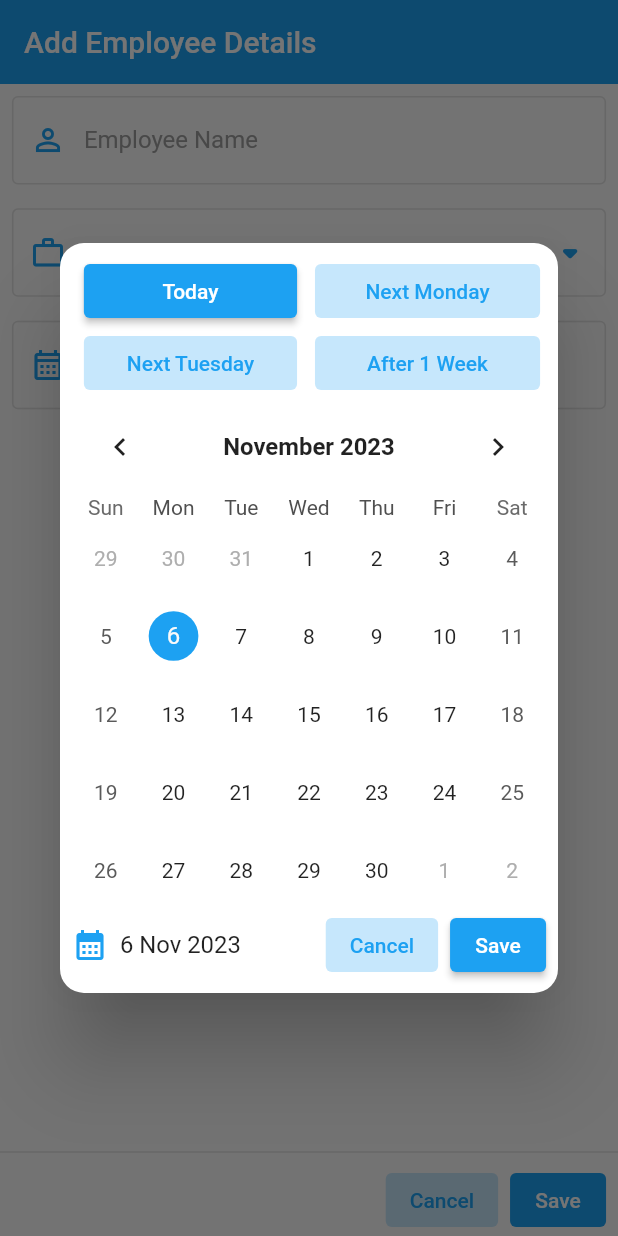
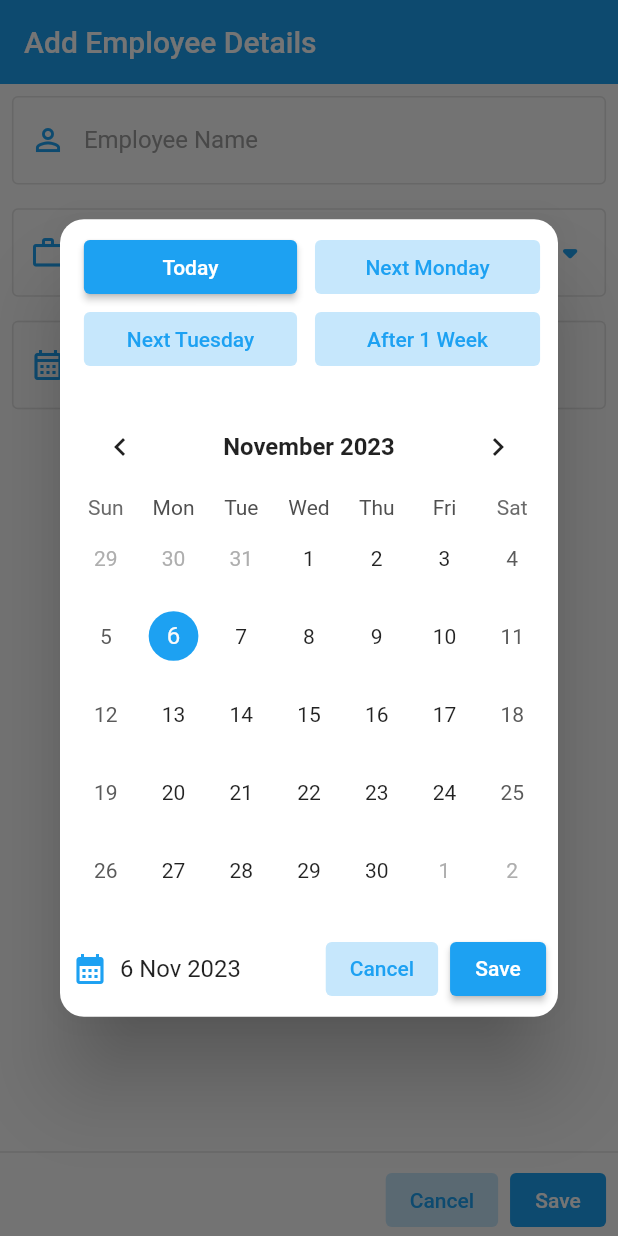
Before and after one commit to jonathanjohn47/assignment_realtime_innovations, a Flutter app: the AddEmployeeDetailsScreen screen opened directly, after a tap on "No Date", on a phone screen of 412 x 824 dp. Run offline on Flutter 3.47's test engine with Material 2 defaults, Android fonts, the phone set to English and light mode, and no system bars; drawn by our look-alikes of table_calendar; our stand-ins replace flutter_sizer, get, hive; accounts and stored records are empty.

Commit message:
UI Correction

```diff
--- a/lib/widgets/custom_date_picker.dart
+++ b/lib/widgets/custom_date_picker.dart
@@ -22,14 +22,14 @@ class CustomDatePicker extends StatelessWidget {
   Widget build(BuildContext context) {
     return Padding(
       padding: EdgeInsets.all(8.0.dp),
-      child: Wrap(
+      child: Column(
+        mainAxisSize: MainAxisSize.min,
         children: [
           !noDateOption
               ? Table(
                   children: [
                     TableRow(children: [
-                      Expanded(
-                          child: Padding(
+                      Padding(
                         padding: EdgeInsets.symmetric(horizontal: 8.0.dp),
                         child: Obx(() {
                           return ElevatedButton(
@@ -48,9 +48,8 @@ class CustomDatePicker extends StatelessWidget {
                               },
                               child: const Text('Today'));
                         }),
-                      )),
-                      Expanded(
-                          child: Padding(
+                      ),
+                      Padding(
                         padding: EdgeInsets.symmetric(horizontal: 4.0.dp),
                         child: Obx(() {
                           return ElevatedButton(
@@ -94,11 +93,10 @@ class CustomDatePicker extends StatelessWidget {
                               },
                               child: const Text('Next Monday'));
                         }),
-                      )),
+                      ),
                     ]),
                     TableRow(children: [
-                      Expanded(
-                          child: Padding(
+                      Padding(
                         padding: EdgeInsets.symmetric(horizontal: 8.0.dp),
                         child: Obx(() {
                           return ElevatedButton(
@@ -140,9 +138,8 @@ class CustomDatePicker extends StatelessWidget {
                               },
                               child: const Text('Next Tuesday'));
                         }),
-                      )),
-                      Expanded(
-                          child: Padding(
+                      ),
+                      Padding(
                         padding: EdgeInsets.symmetric(horizontal: 4.0.dp),
                         child: Obx(() {
                           return ElevatedButton(
@@ -164,15 +161,14 @@ class CustomDatePicker extends StatelessWidget {
                               },
                               child: const Text('After 1 Week'));
                         }),
-                      )),
+                      ),
                     ]),
                   ],
                 )
               : Table(
                   children: [
                     TableRow(children: [
-                      Expanded(
-                          child: Padding(
+                      Padding(
                         padding: EdgeInsets.symmetric(horizontal: 8.0.dp),
                         child: Obx(() {
                           return ElevatedButton(
@@ -191,9 +187,8 @@ class CustomDatePicker extends StatelessWidget {
                               },
                               child: const Text('No Date'));
                         }),
-                      )),
-                      Expanded(
-                          child: Padding(
+                      ),
+                      Padding(
                         padding: EdgeInsets.symmetric(horizontal: 8.0.dp),
                         child: Obx(() {
                           return ElevatedButton(
@@ -212,7 +207,7 @@ class CustomDatePicker extends StatelessWidget {
                               },
                               child: const Text('Today'));
                         }),
-                      )),
+                      ),
                     ]),
                   ],
                 ),
```
